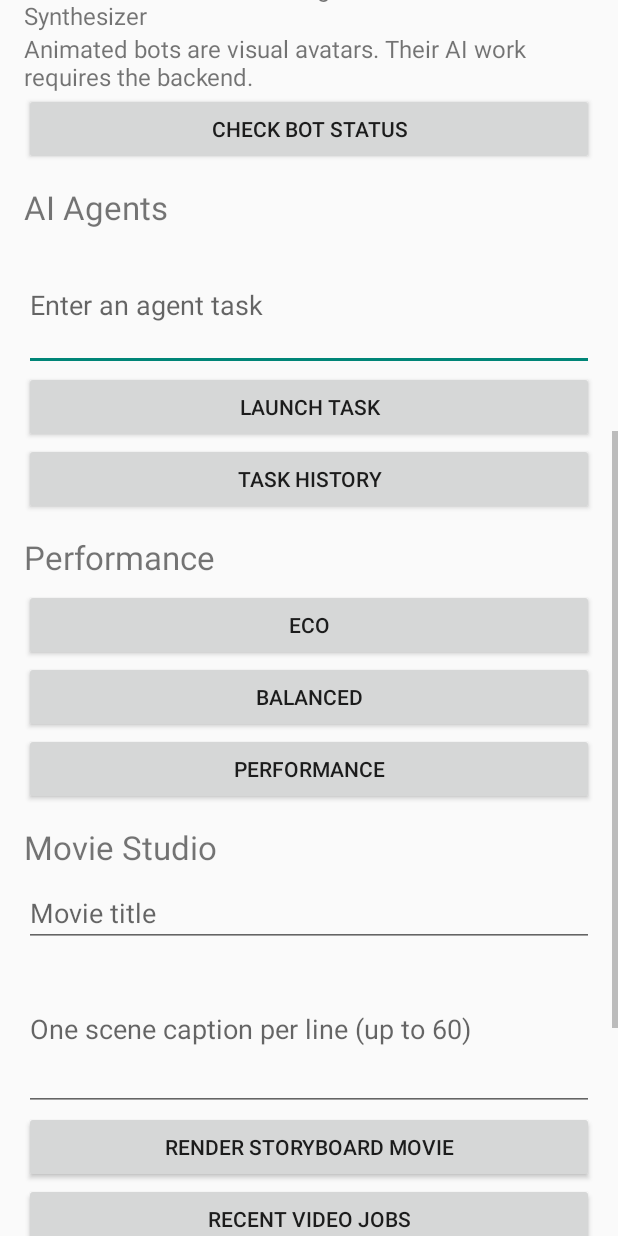
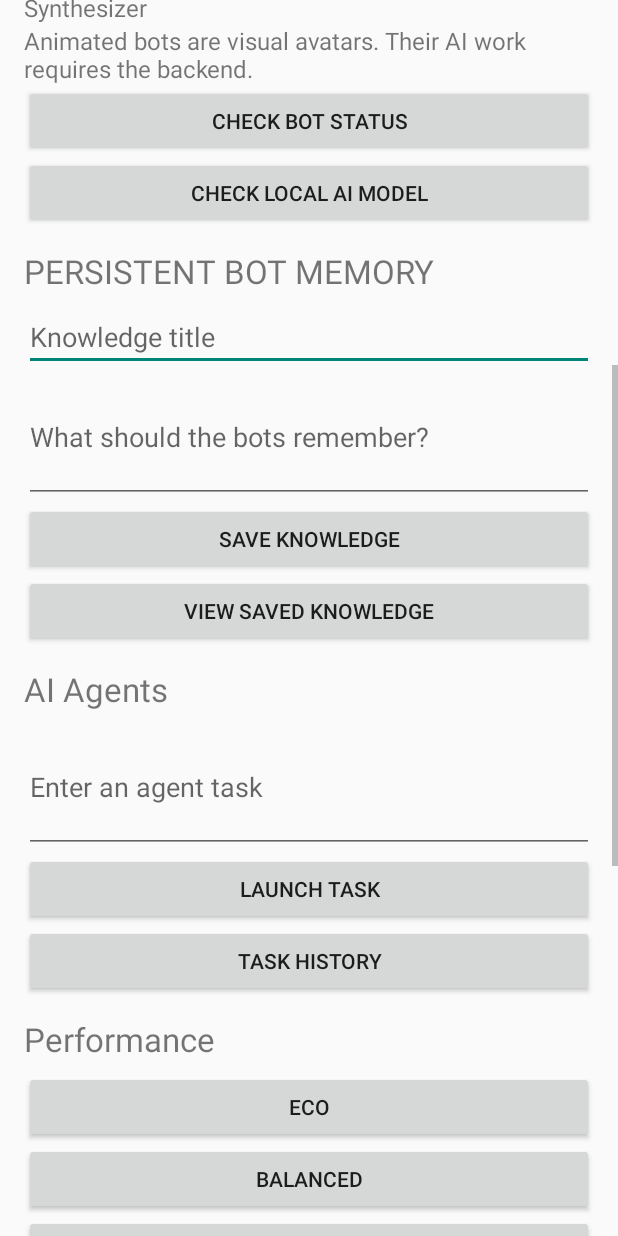
Before and after one commit to 1989johnharrison-oss/ai-collective-nexus., an Android app: the screen it shows after launch (MainActivity), scrolled down 576 dp, on a phone screen of 412 x 824 dp. Run offline under Robolectric (Android 15) with nearby library versions, the phone set to English and light mode, and no system bars.

Commit message:
Add bot memory editor and on-phone model status controls

```diff
--- a/app/src/main/java/org/aicollective/nexus/MainActivity.java
+++ b/app/src/main/java/org/aicollective/nexus/MainActivity.java
@@ -48,6 +48,17 @@ public final class MainActivity extends Activity {
   label("Planner  •  Researcher  •  Engineer  •  Critic  •  Synthesizer");
   label("Animated bots are visual avatars. Their AI work requires the backend.");
   button("Check bot status",()->request("GET","/api/agents",null));
+  button("Check local AI model",()->request("GET","/api/model/status",null));
+  title("PERSISTENT BOT MEMORY");
+  EditText memoryTitle=new EditText(this);memoryTitle.setHint("Knowledge title");root.addView(memoryTitle);
+  EditText memoryBody=new EditText(this);memoryBody.setHint("What should the bots remember?");memoryBody.setMinLines(3);root.addView(memoryBody);
+  button("Save knowledge",()->{
+   try{
+    JSONObject note=new JSONObject();note.put("title",memoryTitle.getText().toString());note.put("body",memoryBody.getText().toString());
+    request("POST","/api/knowledge",note);
+   }catch(Exception e){output.setText(e.toString());}
+  });
+  button("View saved knowledge",()->request("GET","/api/knowledge",null));
   title("AI Agents");
   prompt=new EditText(this);prompt.setHint("Enter an agent task");prompt.setMinLines(3);root.addView(prompt);
   button("Launch task",()->{
```
